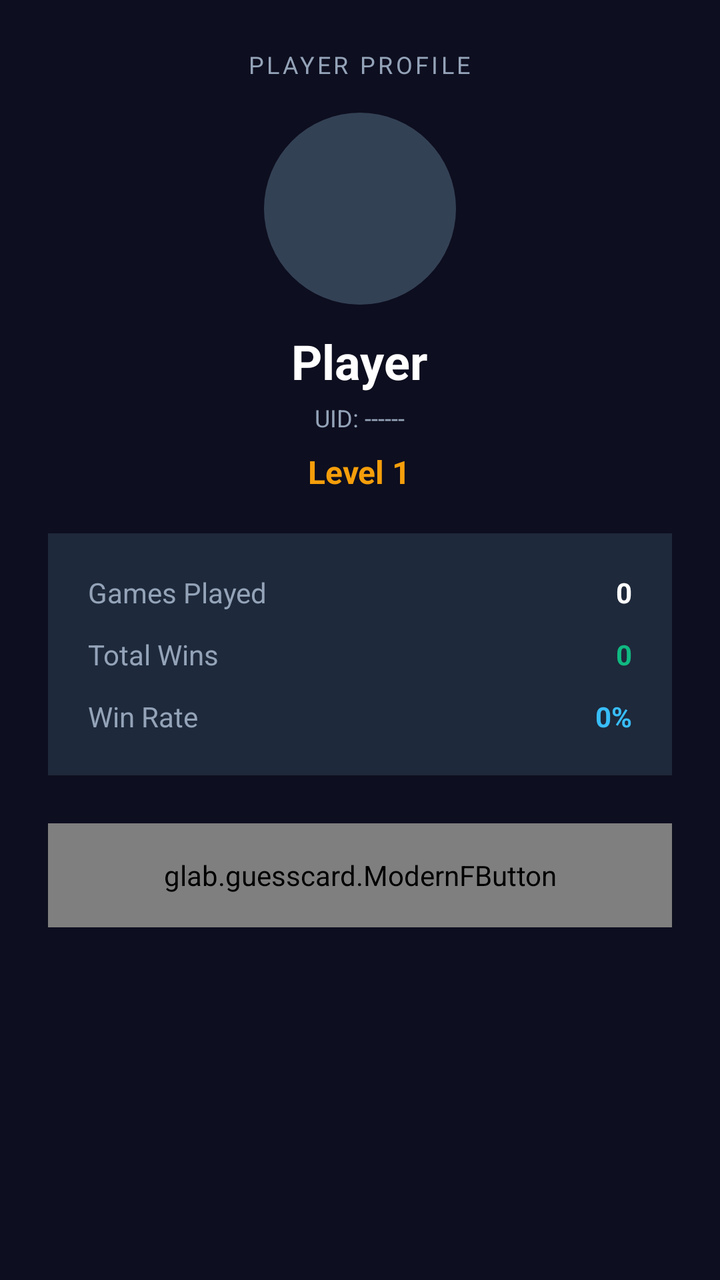
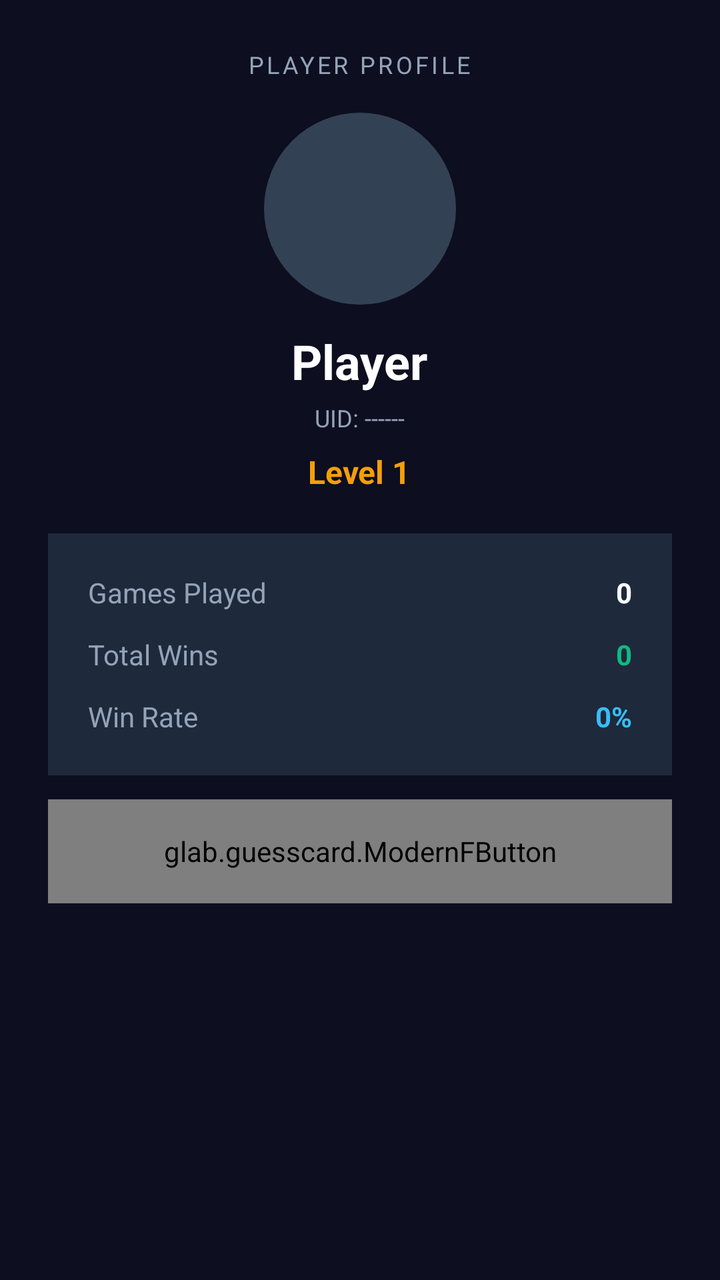

Two renders of the same Android screen: before a commit and after it. Below are the layout's source before the change and the commit's diff.
<!-- AndroidManifest.xml: application theme Theme.TerritoryWars -->
<!-- res/layout/activity_public_profile.xml -->
<?xml version="1.0" encoding="utf-8"?>
<LinearLayout xmlns:android="http://schemas.android.com/apk/res/android"
    xmlns:app="http://schemas.android.com/apk/res-auto"
    android:layout_width="match_parent"
    android:layout_height="match_parent"
    android:background="@color/bg_dark"
    android:orientation="vertical"
    android:padding="24dp"
    android:gravity="center_horizontal">

    <TextView
        android:layout_width="wrap_content"
        android:layout_height="wrap_content"
        android:text="PLAYER PROFILE"
        android:textColor="#94A3B8"
        android:textSize="12sp"
        android:letterSpacing="0.12"
        android:textAllCaps="true" />

    <com.google.android.material.imageview.ShapeableImageView
        android:id="@+id/imgPublicAvatar"
        android:layout_width="96dp"
        android:layout_height="96dp"
        android:layout_marginTop="16dp"
        android:scaleType="centerCrop"
        app:shapeAppearanceOverlay="@style/ShapeAppearance.TerritoryWars.Avatar"
        android:background="#334155" />

    <TextView
        android:id="@+id/tvPublicUsername"
        android:layout_width="wrap_content"
        android:layout_height="wrap_content"
        android:layout_marginTop="12dp"
        android:text="Player"
        android:textColor="#FFFFFF"
        android:textSize="24sp"
        android:textStyle="bold" />

    <TextView
        android:id="@+id/tvPublicUid"
        android:layout_width="wrap_content"
        android:layout_height="wrap_content"
        android:layout_marginTop="4dp"
        android:text="UID: ------"
        android:textColor="#94A3B8"
        android:textSize="12sp" />

    <TextView
        android:id="@+id/tvPublicLevel"
        android:layout_width="wrap_content"
        android:layout_height="wrap_content"
        android:layout_marginTop="8dp"
        android:text="Level 1"
        android:textColor="#F59E0B"
        android:textSize="16sp"
        android:textStyle="bold" />

    
    <LinearLayout
        android:layout_width="match_parent"
        android:layout_height="wrap_content"
        android:layout_marginTop="20dp"
        android:background="#1E293B"
        android:orientation="vertical"
        android:padding="20dp">

        <LinearLayout
            android:layout_width="match_parent"
            android:layout_height="wrap_content"
            android:orientation="horizontal"
            android:layout_marginBottom="12dp">

            <TextView
                android:layout_width="0dp"
                android:layout_height="wrap_content"
                android:layout_weight="1"
                android:text="Games Played"
                android:textColor="#94A3B8"
                android:textSize="14sp" />

            <TextView
                android:id="@+id/tvPublicGamesPlayed"
                android:layout_width="wrap_content"
                android:layout_height="wrap_content"
                android:text="0"
                android:textColor="#FFFFFF"
                android:textSize="14sp"
                android:textStyle="bold" />
        </LinearLayout>

        <LinearLayout
            android:layout_width="match_parent"
            android:layout_height="wrap_content"
            android:orientation="horizontal"
            android:layout_marginBottom="12dp">

            <TextView
                android:layout_width="0dp"
                android:layout_height="wrap_content"
                android:layout_weight="1"
                android:text="Total Wins"
                android:textColor="#94A3B8"
                android:textSize="14sp" />

            <TextView
                android:id="@+id/tvPublicWins"
                android:layout_width="wrap_content"
                android:layout_height="wrap_content"
                android:text="0"
                android:textColor="#10B981"
                android:textSize="14sp"
                android:textStyle="bold" />
        </LinearLayout>

        <LinearLayout
            android:layout_width="match_parent"
            android:layout_height="wrap_content"
            android:orientation="horizontal">

            <TextView
                android:layout_width="0dp"
                android:layout_height="wrap_content"
                android:layout_weight="1"
                android:text="Win Rate"
                android:textColor="#94A3B8"
                android:textSize="14sp" />

            <TextView
                android:id="@+id/tvPublicWinRate"
                android:layout_width="wrap_content"
                android:layout_height="wrap_content"
                android:text="0%"
                android:textColor="#38BDF8"
                android:textSize="14sp"
                android:textStyle="bold" />
        </LinearLayout>
    </LinearLayout>

    <glab.guesscard.ModernFButton
        android:id="@+id/btnClosePublicProfile"
        android:layout_width="match_parent"
        android:layout_height="52dp"
        android:layout_marginTop="24dp"
        android:text="Close" />

</LinearLayout>
<!-- resources referenced by this layout -->
<resources>
  <color name="bg_dark">#0D0E1F</color>
  <style name="ShapeAppearance.TerritoryWars.Avatar" parent="ShapeAppearance.Material3.Corner.Full" />
  <style name="Theme.TerritoryWars" parent="Theme.Material3.DayNight.NoActionBar">
          
          <item name="colorPrimary">@color/purple_500</item>
          <item name="colorPrimaryVariant">@color/purple_700</item>
          <item name="colorOnPrimary">@color/white</item>
          
          <item name="colorSecondary">@color/teal_200</item>
          <item name="colorSecondaryVariant">@color/teal_700</item>
          <item name="colorOnSecondary">@color/black</item>
          
          <item name="android:statusBarColor">@android:color/transparent</item>
          <item name="android:navigationBarColor">@android:color/transparent</item>
          <item name="android:windowDrawsSystemBarBackgrounds">true</item>
      </style>
  <color name="purple_500">#FF6200EE</color>
  <color name="purple_700">#FF3700B3</color>
  <color name="white">#FFFFFFFF</color>
  <color name="teal_200">#FF03DAC5</color>
  <color name="teal_700">#FF018786</color>
  <color name="black">#FF000000</color>
</resources>

<!-- the commit's change to res/layout/activity_public_profile.xml (unified diff, before → after) -->
@@ -137,10 +137,18 @@
     </LinearLayout>
 
     <glab.guesscard.ModernFButton
+        android:id="@+id/btnFriendAction"
+        android:layout_width="match_parent"
+        android:layout_height="52dp"
+        android:layout_marginTop="20dp"
+        android:text="Add Friend"
+        android:visibility="gone" />
+
+    <glab.guesscard.ModernFButton
         android:id="@+id/btnClosePublicProfile"
         android:layout_width="match_parent"
         android:layout_height="52dp"
-        android:layout_marginTop="24dp"
+        android:layout_marginTop="12dp"
         android:text="Close" />
 
 </LinearLayout>
